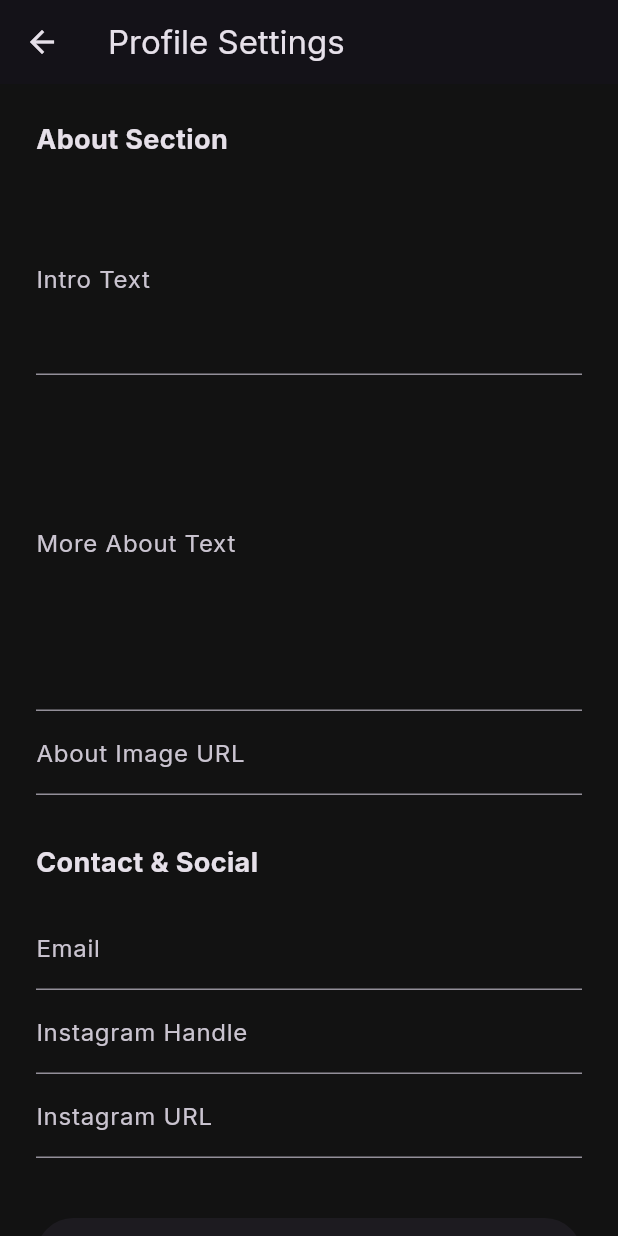
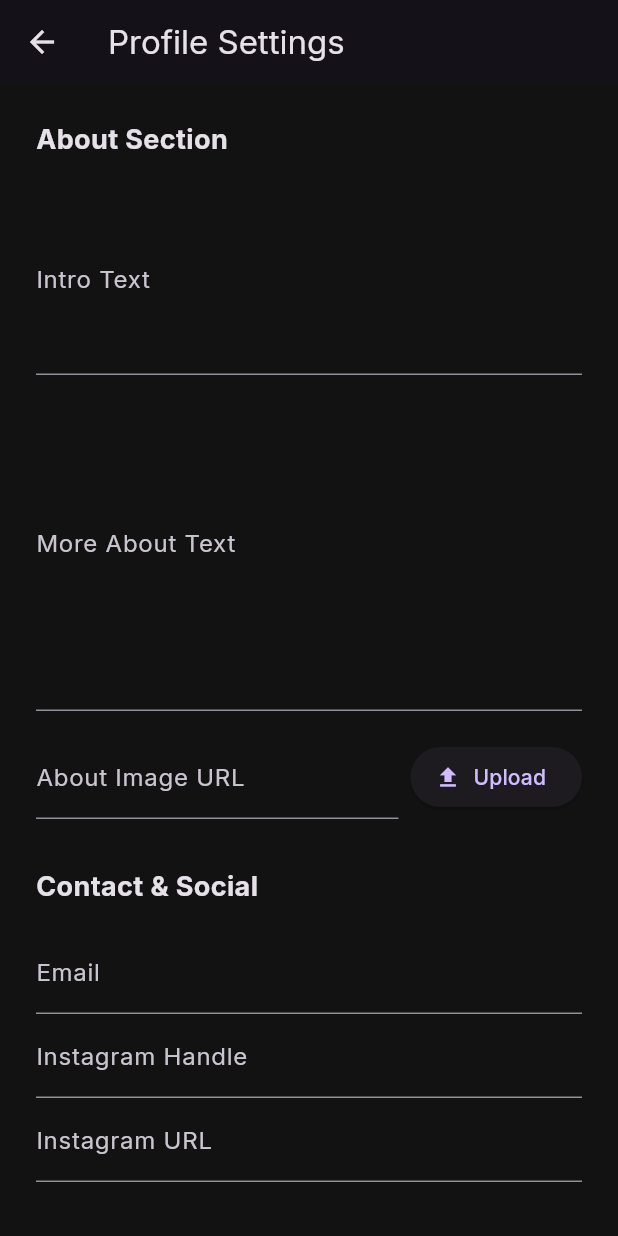
Before and after one commit to akhiljodevelop/S, a Flutter app: the ProfileScreen screen opened directly, on a phone screen of 412 x 824 dp. Run offline on Flutter 3.47's test engine with Material 3 defaults, Android fonts, the phone set to English and light mode, and no system bars; our stand-ins replace file_picker, google_fonts, supabase_flutter; accounts and stored records are empty.

Commit message:
feat: implement constant project image size and image upload in admin dashboard
- Updated CSS to enforce 550px height for project images on desktop.
- Created 'portfolio-images' Supabase storage bucket with public access.
- Added file_picker dependency and upload logic to the Flutter admin dashboard.
- Implemented category trigger disabling in the frontend for empty categories (art, books, design).

Co-authored-by: akhiljodevelop <274431657+akhiljodevelop@users.noreply.github.com>

```diff
--- a/admin_dashboard/lib/screens/profile_screen.dart
+++ b/admin_dashboard/lib/screens/profile_screen.dart
@@ -1,4 +1,5 @@
 import 'package:flutter/material.dart';
+import 'package:file_picker/file_picker.dart';
 import '../models/profile.dart';
 import '../services/supabase_service.dart';
 
@@ -82,7 +83,27 @@ class _ProfileScreenState extends State<ProfileScreen> {
               const SizedBox(height: 16),
               TextField(controller: _introController, decoration: const InputDecoration(labelText: 'Intro Text'), maxLines: 4),
               TextField(controller: _moreController, decoration: const InputDecoration(labelText: 'More About Text'), maxLines: 8),
-              TextField(controller: _imageController, decoration: const InputDecoration(labelText: 'About Image URL')),
+              const SizedBox(height: 16),
+              Row(
+                children: [
+                  Expanded(child: TextField(controller: _imageController, decoration: const InputDecoration(labelText: 'About Image URL'))),
+                  const SizedBox(width: 8),
+                  ElevatedButton.icon(
+                    onPressed: () async {
+                      final result = await FilePicker.platform.pickFiles(type: FileType.image);
+                      if (result != null && result.files.single.bytes != null) {
+                        final fileName = 'profile_${DateTime.now().millisecondsSinceEpoch}_${result.files.single.name}';
+                        final url = await _supabaseService.uploadImage(fileName, result.files.single.bytes!);
+                        setState(() {
+                          _imageController.text = url;
+                        });
+                      }
+                    },
+                    icon: const Icon(Icons.upload),
+                    label: const Text('Upload'),
+                  ),
+                ],
+              ),
               const SizedBox(height: 32),
               const Text('Contact & Social', style: TextStyle(fontSize: 18, fontWeight: FontWeight.bold)),
               const SizedBox(height: 16),
--- a/admin_dashboard/pubspec.yaml
+++ b/admin_dashboard/pubspec.yaml
@@ -36,6 +36,7 @@ dependencies:
   cupertino_icons: ^1.0.8
   supabase_flutter: ^2.12.2
   google_fonts: ^8.0.2
+  file_picker: ^8.0.0
 
 dev_dependencies:
   flutter_test:
```
Also changed, not shown: admin_dashboard/lib/screens/projects_screen.dart (+29 -1 lines), admin_dashboard/lib/services/supabase_service.dart (+7 -0 lines), admin_dashboard/pubspec.lock, 2 other files.
